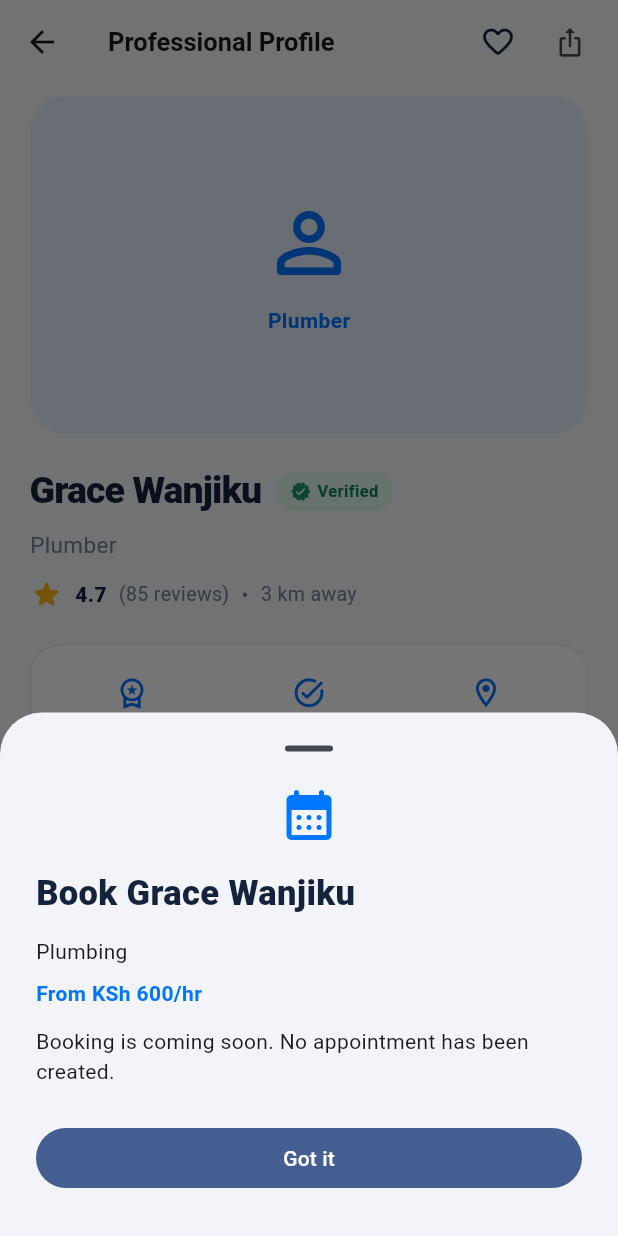
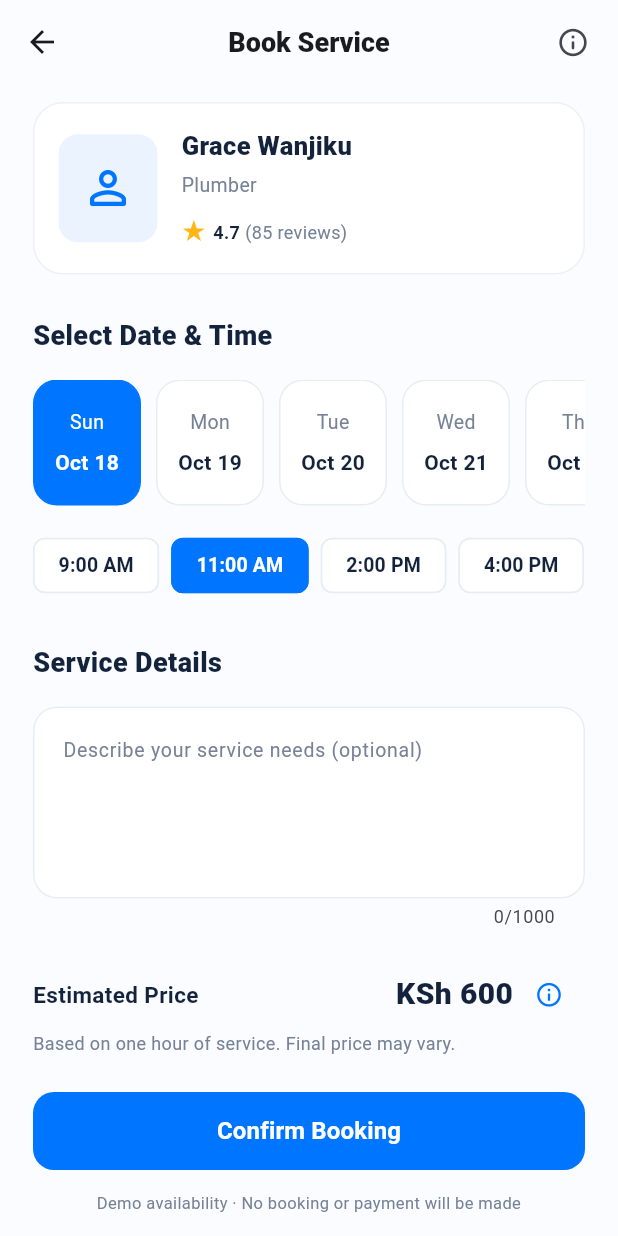
Before and after one commit to Amos-developer/stadifix, a Flutter app: the ProviderProfileScreen screen opened directly with sample values from the repository, after a tap on "Book Now", on a phone screen of 412 x 824 dp. Run offline on Flutter 3.47's test engine with Material 3 defaults, Android fonts, the phone set to English and light mode, and no system bars.

Commit message:
Add booking screen with scheduling and review summary

```diff
--- /dev/null
+++ b/stadifix-web/lib/features/booking/presentation/screens/booking_screen.dart
@@ -0,0 +1,452 @@
+import 'package:flutter/material.dart';
+
+import '../../../service_discovery/domain/models/professional.dart';
+
+class BookingScreen extends StatefulWidget {
+  const BookingScreen({super.key, required this.professional, this.service});
+
+  final Professional professional;
+  final String? service;
+
+  @override
+  State<BookingScreen> createState() => _BookingScreenState();
+}
+
+class _BookingScreenState extends State<BookingScreen> {
+  static const _blue = Color(0xFF0075FF);
+  static const _ink = Color(0xFF14233C);
+  static const _muted = Color(0xFF778297);
+  static const _times = ['9:00 AM', '11:00 AM', '2:00 PM', '4:00 PM'];
+  static const _weekdays = ['Mon', 'Tue', 'Wed', 'Thu', 'Fri', 'Sat', 'Sun'];
+  static const _months = [
+    'Jan',
+    'Feb',
+    'Mar',
+    'Apr',
+    'May',
+    'Jun',
+    'Jul',
+    'Aug',
+    'Sep',
+    'Oct',
+    'Nov',
+    'Dec',
+  ];
+  final _details = TextEditingController();
+  late final List<DateTime> _dates = List.generate(7, (index) {
+    final now = DateTime.now();
+    return DateTime(now.year, now.month, now.day + index + 1);
+  });
+  int _selectedDate = 0;
+  int _selectedTime = 1;
+
+  @override
+  void dispose() {
+    _details.dispose();
+    super.dispose();
+  }
+
+  void _priceInfo() => showDialog<void>(
+    context: context,
+    builder: (context) => AlertDialog(
+      title: const Text('Estimated price'),
+      content: Text(
+        'KSh ${widget.professional.hourlyRate} is a sample estimate for one hour. Final pricing may depend on the work, duration and materials. This preview does not check live availability or create a booking.',
+      ),
+      actions: [
+        TextButton(
+          onPressed: () => Navigator.pop(context),
+          child: const Text('Got it'),
+        ),
+      ],
+    ),
+  );
+
+  void _confirm() {
+    FocusScope.of(context).unfocus();
+    final date = _dates[_selectedDate];
+    showModalBottomSheet<void>(
+      context: context,
+      showDragHandle: true,
+      isScrollControlled: true,
+      builder: (context) => SafeArea(
+        child: SingleChildScrollView(
+          padding: const EdgeInsets.fromLTRB(24, 0, 24, 28),
+          child: Column(
+            mainAxisSize: MainAxisSize.min,
+            crossAxisAlignment: CrossAxisAlignment.stretch,
+            children: [
+              const Icon(Icons.event_available_rounded, color: _blue, size: 46),
+              const SizedBox(height: 16),
+              const Text(
+                'Review your booking',
+                textAlign: TextAlign.center,
+                style: TextStyle(
+                  fontSize: 24,
+                  fontWeight: FontWeight.w800,
+                  color: _ink,
+                ),
+              ),
+              const SizedBox(height: 22),
+              Text(
+                widget.professional.name,
+                style: const TextStyle(
+                  fontSize: 18,
+                  fontWeight: FontWeight.w700,
+                ),
+              ),
+              const SizedBox(height: 8),
+              Text(widget.service ?? widget.professional.service),
+              const SizedBox(height: 8),
+              Text(
+                '${MaterialLocalizations.of(context).formatFullDate(date)} · ${_times[_selectedTime]}',
+              ),
+              const SizedBox(height: 12),
+              Text(
+                'Estimated price: KSh ${widget.professional.hourlyRate}',
+                style: const TextStyle(
+                  fontWeight: FontWeight.w700,
+                  color: _blue,
+                ),
+              ),
+              if (_details.text.trim().isNotEmpty) ...[
+                const SizedBox(height: 16),
+                Text(_details.text.trim()),
+              ],
+              const SizedBox(height: 20),
+              const Text(
+                'Preview only. No booking has been created and no payment has been taken.',
+                style: TextStyle(fontSize: 13, height: 1.5, color: _muted),
+              ),
+              const SizedBox(height: 20),
+              FilledButton(
+                onPressed: () => Navigator.pop(context),
+                child: const Text('Continue editing'),
+              ),
+            ],
+          ),
+        ),
+      ),
+    );
+  }
+
+  Widget _heading(String title) => Padding(
+    padding: const EdgeInsets.only(bottom: 16),
+    child: Text(
+      title,
+      style: const TextStyle(
+        fontSize: 18,
+        fontWeight: FontWeight.w800,
+        color: _ink,
+      ),
+    ),
+  );
+
+  @override
+  Widget build(BuildContext context) {
+    final provider = widget.professional;
+    return Scaffold(
+      backgroundColor: const Color(0xFFFAFCFF),
+      appBar: AppBar(
+        backgroundColor: const Color(0xFFFAFCFF),
+        surfaceTintColor: Colors.transparent,
+        centerTitle: true,
+        title: const Text(
+          'Book Service',
+          style: TextStyle(fontSize: 18, fontWeight: FontWeight.w800),
+        ),
+        actions: [
+          IconButton(
+            tooltip: 'Booking information',
+            onPressed: _priceInfo,
+            icon: const Icon(Icons.info_outline_rounded, size: 22),
+          ),
+          const SizedBox(width: 6),
+        ],
+      ),
+      body: SafeArea(
+        top: false,
+        child: Center(
+          child: ConstrainedBox(
+            constraints: const BoxConstraints(maxWidth: 600),
+            child: ListView(
+              padding: const EdgeInsets.fromLTRB(22, 12, 22, 24),
+              children: [
+                Container(
+                  padding: const EdgeInsets.all(16),
+                  decoration: BoxDecoration(
+                    color: Colors.white,
+                    borderRadius: BorderRadius.circular(20),
+                    border: Border.all(color: const Color(0xFFEDF0F5)),
+                  ),
+                  child: Row(
+                    children: [
+                      ClipRRect(
+                        borderRadius: BorderRadius.circular(13),
+                        child: SizedBox(
+                          width: 66,
+                          height: 72,
+                          child: provider.name == 'James Mwangi'
+                              ? Image.asset(
+                                  'assets/images/home_professional.png',
+                                  fit: BoxFit.cover,
+                                  alignment: const Alignment(0.8, -0.6),
+                                )
+                              : const ColoredBox(
+                                  color: Color(0xFFEAF3FF),
+                                  child: Icon(
+                                    Icons.person_outline_rounded,
+                                    color: _blue,
+                                    size: 36,
+                                  ),
+                                ),
+                        ),
+                      ),
+                      const SizedBox(width: 16),
+                      Expanded(
+                        child: Column(
+                          crossAxisAlignment: CrossAxisAlignment.start,
+                          children: [
+                            Text(
+                              provider.name,
+                              style: const TextStyle(
+                                fontSize: 17,
+                                fontWeight: FontWeight.w800,
+                                color: _ink,
+                              ),
+                            ),
+                            const SizedBox(height: 5),
+                            Text(
+                              provider.role,
+                              style: const TextStyle(
+                                fontSize: 13,
+                                color: _muted,
+                              ),
+                            ),
+                            const SizedBox(height: 6),
+                            Text.rich(
+                              TextSpan(
+                                children: [
+                                  const TextSpan(
+                                    text: '★ ',
+                                    style: TextStyle(
+                                      color: Color(0xFFFFB514),
+                                      fontSize: 18,
+                                    ),
+                                  ),
+                                  TextSpan(
+                                    text: '${provider.rating} ',
+                                    style: const TextStyle(
+                                      fontWeight: FontWeight.w700,
+                                      color: _ink,
+                                    ),
+                                  ),
+                                  TextSpan(
+                                    text: '(${provider.reviews} reviews)',
+                                    style: const TextStyle(color: _muted),
+                                  ),
+                                ],
+                              ),
+                              style: const TextStyle(fontSize: 12),
+                            ),
+                          ],
+                        ),
+                      ),
+                    ],
+                  ),
+                ),
+                const SizedBox(height: 28),
+                _heading('Select Date & Time'),
+                SizedBox(
+                  height: 84,
+                  child: ListView.separated(
+                    scrollDirection: Axis.horizontal,
+                    itemCount: _dates.length,
+                    separatorBuilder: (_, index) => const SizedBox(width: 10),
+                    itemBuilder: (context, index) {
+                      final date = _dates[index];
+                      final selected = index == _selectedDate;
+                      return Semantics(
+                        selected: selected,
+                        button: true,
+                        label: MaterialLocalizations.of(context)
+                            .formatFullDate(date),
+                        child: InkWell(
+                          borderRadius: BorderRadius.circular(16),
+                          onTap: () => setState(() => _selectedDate = index),
+                          child: AnimatedContainer(
+                            duration: const Duration(milliseconds: 160),
+                            width: 72,
+                            decoration: BoxDecoration(
+                              color: selected ? _blue : Colors.white,
+                              borderRadius: BorderRadius.circular(16),
+                              border: Border.all(
+                                color: selected
+                                    ? _blue
+                                    : const Color(0xFFE8EDF4),
+                              ),
+                            ),
+                            child: Column(
+                              mainAxisAlignment: MainAxisAlignment.center,
+                              children: [
+                                Text(
+                                  _weekdays[date.weekday - 1],
+                                  style: TextStyle(
+                                    fontSize: 13,
+                                    color: selected ? Colors.white : _muted,
+                                  ),
+                                ),
+                                const SizedBox(height: 7),
+                                Text(
+                                  '${_months[date.month - 1]} ${date.day}',
+                                  style: TextStyle(
+                                    fontSize: 14,
+                                    fontWeight: FontWeight.w700,
+                                    color: selected ? Colors.white : _ink,
+                                  ),
+                                ),
+                              ],
+                            ),
+                          ),
+                        ),
+                      );
+                    },
+                  ),
+                ),
+                const SizedBox(height: 16),
+                Wrap(
+                  spacing: 8,
+                  runSpacing: 8,
+                  children: List.generate(
+                    _times.length,
+                    (index) => ChoiceChip(
+                      label: Text(_times[index]),
+                      selected: _selectedTime == index,
+                      showCheckmark: false,
+                      selectedColor: _blue,
+                      backgroundColor: Colors.white,
+                      side: BorderSide(
+                        color: _selectedTime == index
+                            ? _blue
+                            : const Color(0xFFE8EDF4),
+                      ),
+                      labelStyle: TextStyle(
+                        color: _selectedTime == index ? Colors.white : _ink,
+                        fontSize: 13,
+                        fontWeight: FontWeight.w600,
+                      ),
+                      onSelected: (_) => setState(() => _selectedTime = index),
+                    ),
+                  ),
+                ),
+                const SizedBox(height: 28),
+                _heading('Service Details'),
+                if (widget.service != null) ...[
+                  Align(
+                    alignment: Alignment.centerLeft,
+                    child: Chip(
+                      label: Text(widget.service!),
+                      backgroundColor: const Color(0xFFEAF3FF),
+                      side: BorderSide.none,
+                    ),
+                  ),
+                  const SizedBox(height: 8),
+                ],
+                TextField(
+                  controller: _details,
+                  minLines: 4,
+                  maxLines: 6,
+                  maxLength: 1000,
+                  textCapitalization: TextCapitalization.sentences,
+                  decoration: InputDecoration(
+                    labelText: 'Describe your service needs (optional)',
+                    alignLabelWithHint: true,
+                    hintText: 'e.g. Fix leaking sink, install new tap, etc.',
+                    hintStyle: const TextStyle(
+                      fontSize: 13,
+                      color: Color(0xFF9AA2B1),
+                    ),
+                    labelStyle: const TextStyle(fontSize: 13, color: _muted),
+                    filled: true,
+                    fillColor: Colors.white,
+                    contentPadding: const EdgeInsets.all(16),
+                    border: OutlineInputBorder(
+                      borderRadius: BorderRadius.circular(16),
+                    ),
+                    enabledBorder: OutlineInputBorder(
+                      borderRadius: BorderRadius.circular(16),
+                      borderSide: const BorderSide(color: Color(0xFFE8EDF4)),
+                    ),
+                  ),
+                ),
+                const SizedBox(height: 20),
+                Row(
+                  children: [
+                    const Expanded(
+                      child: Text(
+                        'Estimated Price',
+                        style: TextStyle(
+                          fontSize: 15,
+                          fontWeight: FontWeight.w700,
+                          color: _ink,
+                        ),
+                      ),
+                    ),
+                    Text(
+                      'KSh ${provider.hourlyRate}',
+                      style: const TextStyle(
+                        fontSize: 20,
+                        fontWeight: FontWeight.w800,
+                        color: _ink,
+                      ),
+                    ),
+                    IconButton(
+                      tooltip: 'About estimated price',
+                      onPressed: _priceInfo,
+                      icon: const Icon(
+                        Icons.info_outline,
+                        size: 19,
+                        color: _blue,
+                      ),
+                    ),
+                  ],
+                ),
+                const Text(
+                  'Based on one hour of service. Final price may vary.',
+                  style: TextStyle(fontSize: 12, color: _muted),
+                ),
+                const SizedBox(height: 24),
+                SizedBox(
+                  height: 52,
+                  child: FilledButton(
+                    onPressed: _confirm,
+                    style: FilledButton.styleFrom(
+                      backgroundColor: _blue,
+                      foregroundColor: Colors.white,
+                      shape: RoundedRectangleBorder(
+                        borderRadius: BorderRadius.circular(14),
+                      ),
+                    ),
+                    child: const Text(
+                      'Confirm Booking',
+                      style: TextStyle(
+                        fontSize: 16,
+                        fontWeight: FontWeight.w600,
+                      ),
+                    ),
+                  ),
+                ),
+                const SizedBox(height: 14),
+                const Text(
+                  'Demo availability · No booking or payment will be made',
+                  textAlign: TextAlign.center,
+                  style: TextStyle(fontSize: 11, color: _muted),
+                ),
+              ],
+            ),
+          ),
+        ),
+      ),
+    );
+  }
+}
--- a/stadifix-web/lib/features/service_discovery/presentation/screens/provider_profile_screen.dart
+++ b/stadifix-web/lib/features/service_discovery/presentation/screens/provider_profile_screen.dart
@@ -1,5 +1,7 @@
 import 'package:flutter/material.dart';
 import 'package:flutter/services.dart';
+
+import '../../../booking/presentation/screens/booking_screen.dart';
 
 import '../../domain/models/professional.dart';
 
@@ -27,6 +29,17 @@ class _ProviderProfileScreenState extends State<ProviderProfileScreen> {
   String? _selectedService;
 
   void _preview(bool booking) {
+    if (booking) {
+      Navigator.of(context).push(
+        MaterialPageRoute<void>(
+          builder: (_) => BookingScreen(
+            professional: widget.professional,
+            service: _selectedService,
+          ),
+        ),
+      );
+      return;
+    }
     showModalBottomSheet<void>(
       context: context,
       showDragHandle: true,
```
Also changed, not shown: 3 other files.
